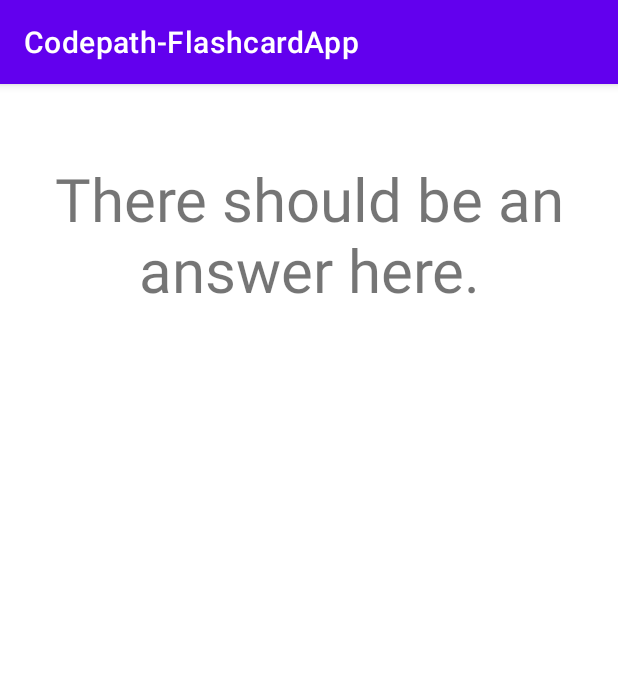
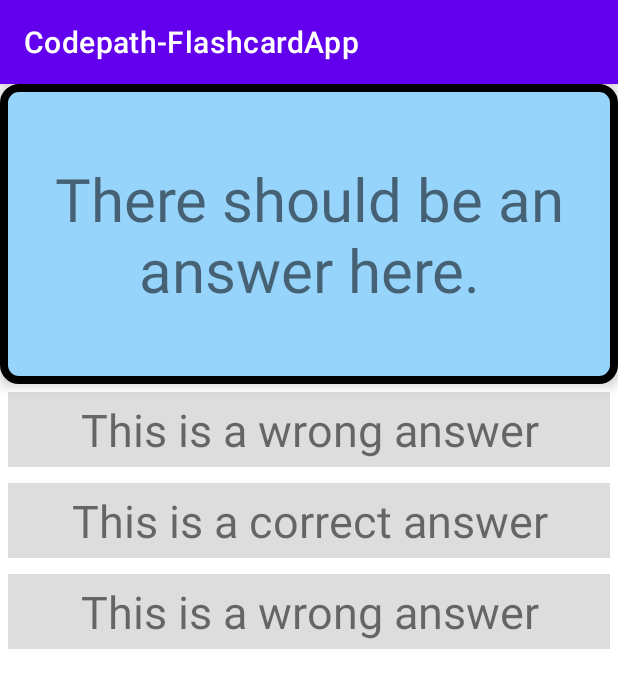
Before and after one commit to lo-maxwell/Codepath-FlashcardApp, an Android app: the screen it shows after launch (MainActivity), after a tap on "There should be a question here?", on a phone screen of 412 x 824 dp. Shown: the top 688 px of the screen. Run offline under Robolectric (Android 15) with nearby library versions, the phone set to English and light mode, and no system bars.

Commit message:
Working single flashcard with multiple choice options

```diff
--- a/app/src/main/java/com/example/codepath_flashcardapp/MainActivity.java
+++ b/app/src/main/java/com/example/codepath_flashcardapp/MainActivity.java
@@ -1,10 +1,16 @@
 package com.example.codepath_flashcardapp;
 
+import androidx.annotation.RequiresApi;
 import androidx.appcompat.app.AppCompatActivity;
+import androidx.core.content.ContextCompat;
 
 import android.content.Context;
+import android.graphics.Color;
+import android.graphics.drawable.ColorDrawable;
+import android.os.Build;
 import android.os.Bundle;
 import android.view.View;
+import android.widget.TextView;
 
 
 //Flashcard app for codepath intro to programming course
@@ -15,21 +21,83 @@ public class MainActivity extends AppCompatActivity {
         super.onCreate(savedInstanceState);
         setContentView(R.layout.activity_main);
 
-        findViewById(R.id.textView_Flashcard_Answer).setOnClickListener(new View.OnClickListener() {
+        TextView flashcardQuestion = (TextView)findViewById(R.id.textView_Flashcard_Question);
+        TextView flashcardAnswer = (TextView)findViewById(R.id.textView_Flashcard_Answer);
+        TextView flashcardMC1 = (TextView)findViewById(R.id.textView_Flashcard_mc1);
+        TextView flashcardMC2 = (TextView)findViewById(R.id.textView_Flashcard_mc2);
+        TextView flashcardMC3 = (TextView)findViewById(R.id.textView_Flashcard_mc3);
+
+        flashcardAnswer.setOnClickListener(new View.OnClickListener() {
+            @RequiresApi(api = Build.VERSION_CODES.M)
             @Override
             public void onClick(View v) {
-                findViewById(R.id.textView_Flashcard_Question).setVisibility(View.VISIBLE);
-                findViewById(R.id.textView_Flashcard_Answer).setVisibility(View.INVISIBLE);
+                flashcardQuestion.setVisibility(View.VISIBLE);
+                flashcardAnswer.setVisibility(View.INVISIBLE);
+                flashcardAnswer.setClickable(false);
+                flashcardQuestion.setClickable(true);
+                resetMCColor();
             }
         });
 
-        findViewById(R.id.textView_Flashcard_Question).setOnClickListener(new View.OnClickListener() {
+        flashcardQuestion.setOnClickListener(new View.OnClickListener() {
+            @RequiresApi(api = Build.VERSION_CODES.M)
             @Override
             public void onClick(View v) {
-                findViewById(R.id.textView_Flashcard_Answer).setVisibility(View.VISIBLE);
-                findViewById(R.id.textView_Flashcard_Question).setVisibility(View.INVISIBLE);
+                flashcardAnswer.setVisibility(View.VISIBLE);
+                flashcardQuestion.setVisibility(View.INVISIBLE);
+                flashcardQuestion.setClickable(false);
+                flashcardAnswer.setClickable(true);
+                resetMCColor();
+            }
+        });
+
+        flashcardMC1.setOnClickListener(new View.OnClickListener() {
+            @RequiresApi(api = Build.VERSION_CODES.M)
+            @Override
+            public void onClick(View v) {
+                if (((ColorDrawable)flashcardMC2.getBackground()).getColor()==getResources().getColor(R.color.green, null)) {
+                    resetMCColor();
+                } else {
+                    flashcardMC1.setBackgroundColor(getResources().getColor(R.color.red, null));
+                    flashcardMC2.setBackgroundColor(getResources().getColor(R.color.green, null));
+                }
+            }
+        });
+
+        flashcardMC2.setOnClickListener(new View.OnClickListener() {
+            @RequiresApi(api = Build.VERSION_CODES.M)
+            @Override
+            public void onClick(View v) {
+                if (((ColorDrawable)flashcardMC2.getBackground()).getColor()==getResources().getColor(R.color.green, null)) {
+                    resetMCColor();
+                } else {
+                    flashcardMC2.setBackgroundColor(getResources().getColor(R.color.green, null));
+                }
+            }
+        });
+
+        flashcardMC3.setOnClickListener(new View.OnClickListener() {
+            @RequiresApi(api = Build.VERSION_CODES.M)
+            @Override
+            public void onClick(View v) {
+                if (((ColorDrawable)flashcardMC2.getBackground()).getColor()==getResources().getColor(R.color.green, null)) {
+                    resetMCColor();
+                } else {
+                    flashcardMC3.setBackgroundColor(getResources().getColor(R.color.red, null));
+                    flashcardMC2.setBackgroundColor(getResources().getColor(R.color.green, null));
+                }
             }
         });
     }
 
+    @RequiresApi(api = Build.VERSION_CODES.M)
+    protected void resetMCColor(){
+        TextView flashcardMC1 = (TextView)findViewById(R.id.textView_Flashcard_mc1);
+        TextView flashcardMC2 = (TextView)findViewById(R.id.textView_Flashcard_mc2);
+        TextView flashcardMC3 = (TextView)findViewById(R.id.textView_Flashcard_mc3);
+        flashcardMC1.setBackgroundColor(getResources().getColor(R.color.flashcardMCBackground, null));
+        flashcardMC2.setBackgroundColor(getResources().getColor(R.color.flashcardMCBackground, null));
+        flashcardMC3.setBackgroundColor(getResources().getColor(R.color.flashcardMCBackground, null));
+    }
+
 }
--- /dev/null
+++ b/app/src/main/res/drawable/flashcard_answer_background.xml
@@ -0,0 +1,7 @@
+<?xml version="1.0" encoding="utf-8"?>
+<shape xmlns:android="http://schemas.android.com/apk/res/android"
+    android:shape="rectangle">
+    <corners android:radius="10dp" />
+    <stroke android:color="#000000" android:width="5dp" />
+    <solid android:color="#96d4fb" />
+</shape>
--- /dev/null
+++ b/app/src/main/res/drawable/flashcard_question_background.xml
@@ -0,0 +1,7 @@
+<?xml version="1.0" encoding="utf-8"?>
+<shape xmlns:android="http://schemas.android.com/apk/res/android"
+    android:shape="rectangle">
+    <corners android:radius="10dp" />
+    <stroke android:color="#000000" android:width="5dp" />
+    <solid android:color="#c5e9ff" />
+</shape>
--- a/app/src/main/res/layout/activity_main.xml
+++ b/app/src/main/res/layout/activity_main.xml
@@ -10,6 +10,8 @@
         android:id="@+id/textView_Flashcard_Question"
         android:layout_width="match_parent"
         android:layout_height="200dp"
+        android:background="@drawable/flashcard_question_background"
+        android:elevation="5dp"
         android:gravity="center"
         android:paddingTop="5dp"
         android:paddingBottom="5dp"
@@ -21,10 +23,45 @@
         android:id="@+id/textView_Flashcard_Answer"
         android:layout_width="match_parent"
         android:layout_height="200dp"
+        android:background="@drawable/flashcard_answer_background"
+        android:elevation="5dp"
         android:gravity="center"
         android:paddingTop="5dp"
         android:paddingBottom="5dp"
         android:text="@string/flashcard_default_answer"
         android:textSize="40sp"
         android:visibility="invisible" />
+
+    <TextView
+        android:id="@+id/textView_Flashcard_mc1"
+        android:layout_width="match_parent"
+        android:layout_height="50dp"
+        android:layout_below="@id/textView_Flashcard_Answer"
+        android:layout_margin="5dp"
+        android:background="@color/flashcardMCBackground"
+        android:gravity="center"
+        android:text="@string/flashcard_default_mc_wrong"
+        android:textSize="30sp" />
+
+    <TextView
+        android:id="@+id/textView_Flashcard_mc2"
+        android:layout_width="match_parent"
+        android:layout_height="50dp"
+        android:layout_below="@id/textView_Flashcard_mc1"
+        android:layout_margin="5dp"
+        android:background="@color/flashcardMCBackground"
+        android:gravity="center"
+        android:text="@string/flashcard_default_mc_correct"
+        android:textSize="30sp" />
+
+    <TextView
+        android:id="@+id/textView_Flashcard_mc3"
+        android:layout_width="match_parent"
+        android:layout_height="50dp"
+        android:layout_below="@id/textView_Flashcard_mc2"
+        android:layout_margin="5dp"
+        android:background="@color/flashcardMCBackground"
+        android:gravity="center"
+        android:text="@string/flashcard_default_mc_wrong"
+        android:textSize="30sp" />
 </RelativeLayout>
--- a/app/src/main/res/values/colors.xml
+++ b/app/src/main/res/values/colors.xml
@@ -7,4 +7,8 @@
     <color name="teal_700">#FF018786</color>
     <color name="black">#FF000000</color>
     <color name="white">#FFFFFFFF</color>
+    <color name="red">#FFFF0000</color>
+    <color name="green">#FF00FF00</color>
+    <color name="blue">#FF0000FF</color>
+    <color name="flashcardMCBackground">#FFdddddd</color>
 </resources>
--- a/app/src/main/res/values/strings.xml
+++ b/app/src/main/res/values/strings.xml
@@ -2,4 +2,6 @@
     <string name="app_name">Codepath-FlashcardApp</string>
     <string name="flashcard_default_question">There should be a question here?</string>
     <string name="flashcard_default_answer">There should be an answer here.</string>
+    <string name="flashcard_default_mc_wrong">This is a wrong answer</string>
+    <string name="flashcard_default_mc_correct">This is a correct answer</string>
 </resources>
```
